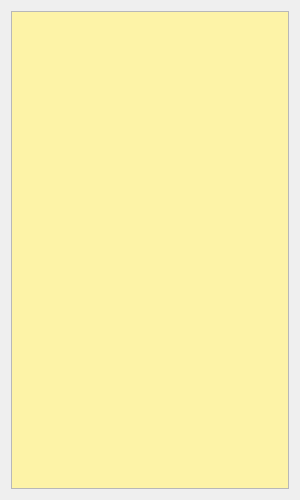
Before: the Qt Designer form qknotes.ui in ZhujinLi/SomeNotes, drawn with Qt 5.
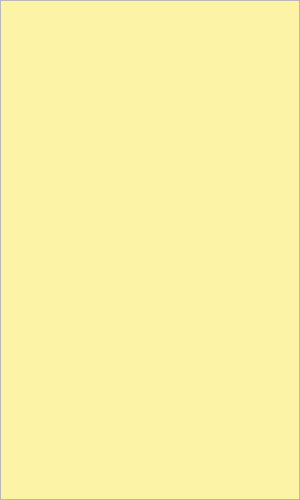
After: the same form once the commit is applied.

Commit message: Set position for mac

```diff
--- a/qknotes.ui
+++ b/qknotes.ui
@@ -14,6 +14,18 @@
    <string>QkNotes</string>
   </property>
   <layout class="QVBoxLayout" name="verticalLayout">
+   <property name="leftMargin">
+    <number>0</number>
+   </property>
+   <property name="topMargin">
+    <number>0</number>
+   </property>
+   <property name="rightMargin">
+    <number>0</number>
+   </property>
+   <property name="bottomMargin">
+    <number>0</number>
+   </property>
    <item>
     <widget class="QTextEdit" name="textEdit">
      <property name="palette">
```
The commit also changes 2 other files.
